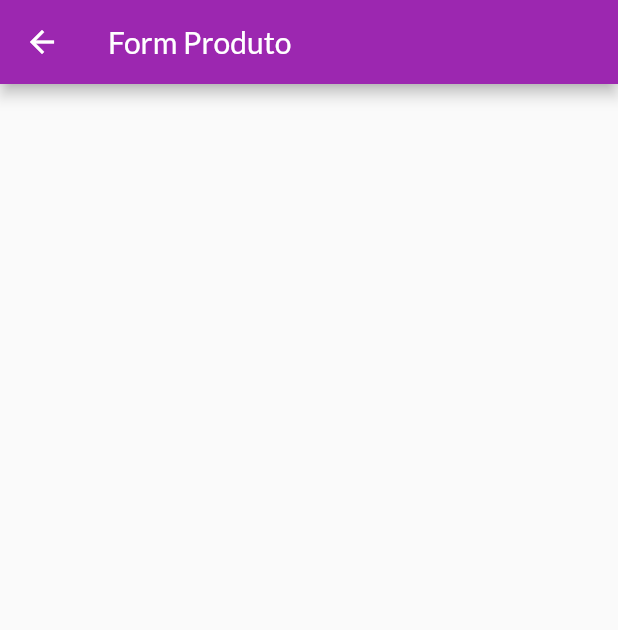
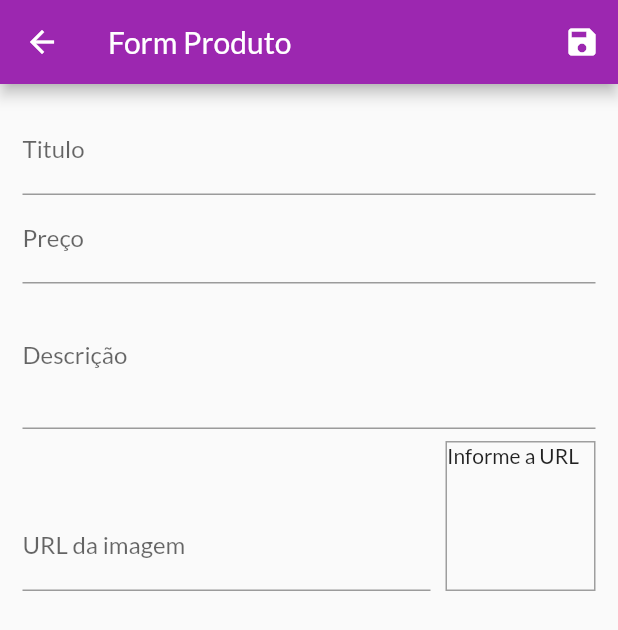
Before and after one commit to tiagoeborsanyi/shop, a Flutter app: the ProductFormScreen screen opened by its route, on a phone screen of 412 x 824 dp. Shown: the top 630 px of the screen. Run offline on Flutter 3.47's test engine with Material 2 defaults, Android fonts, the phone set to English and light mode, and no system bars; network calls fail.

Commit message:
work on save form new product

```diff
--- a/lib/views/product_form_screen.dart
+++ b/lib/views/product_form_screen.dart
@@ -8,11 +8,118 @@ class ProductFormScreen extends StatefulWidget {
 }
 
 class _ProductFormScreenState extends State<ProductFormScreen> {
+  final _priceFocusNode = FocusNode();
+  final _descriptionFocusNode = FocusNode();
+  final _imageUrlFocusNode = FocusNode();
+  final _imageUrlController = TextEditingController();
+
+  @override
+  void initState() {
+    super.initState();
+    _imageUrlFocusNode.addListener(_updateImageUrl);
+  }
+
+  void _updateImageUrl() {
+    setState(() {});
+  }
+
+  @override
+  void dispose() {
+    super.dispose();
+    _priceFocusNode.dispose();
+    _descriptionFocusNode.dispose();
+    _imageUrlFocusNode.removeListener(_updateImageUrl);
+    _imageUrlFocusNode.dispose();
+  }
+
+  void _saveForm() {
+    print('save');
+  }
+
   @override
   Widget build(BuildContext context) {
     return Scaffold(
       appBar: AppBar(
         title: Text('Form Produto'),
+        actions: [
+          IconButton(
+            icon: Icon(Icons.save),
+            onPressed: () {
+              _saveForm();
+            },
+          ),
+        ],
+      ),
+      body: Padding(
+        padding: const EdgeInsets.all(15.0),
+        child: Form(
+          child: ListView(
+            children: [
+              TextFormField(
+                decoration: InputDecoration(labelText: 'Titulo'),
+                textInputAction: TextInputAction.next,
+                onFieldSubmitted: (_) {
+                  FocusScope.of(context).requestFocus(_priceFocusNode);
+                },
+              ),
+              TextFormField(
+                decoration: InputDecoration(labelText: 'Preço'),
+                textInputAction: TextInputAction.next,
+                focusNode: _priceFocusNode,
+                keyboardType: TextInputType.number,
+                onFieldSubmitted: (_) {
+                  FocusScope.of(context).requestFocus(_descriptionFocusNode);
+                },
+              ),
+              TextFormField(
+                decoration: InputDecoration(labelText: 'Descrição'),
+                maxLines: 3,
+                keyboardType: TextInputType.multiline,
+                focusNode: _descriptionFocusNode,
+              ),
+              Row(
+                crossAxisAlignment: CrossAxisAlignment.end,
+                children: [
+                  Expanded(
+                    child: TextFormField(
+                      decoration: InputDecoration(labelText: 'URL da imagem'),
+                      keyboardType: TextInputType.url,
+                      textInputAction: TextInputAction.done,
+                      focusNode: _imageUrlFocusNode,
+                      controller: _imageUrlController,
+                      onFieldSubmitted: (_) {
+                        _saveForm();
+                      },
+                    ),
+                  ),
+                  Container(
+                    height: 100,
+                    width: 100,
+                    margin: EdgeInsets.only(
+                      top: 8,
+                      left: 10,
+                    ),
+                    decoration: BoxDecoration(
+                      border: Border.all(
+                        color: Colors.grey,
+                        width: 1,
+                      ),
+                    ),
+                    // alignment: Alignment.center,
+                    child: _imageUrlController.text.isEmpty
+                        ? Text('Informe a URL')
+                        : FittedBox(
+                            child: Image.network(
+                              _imageUrlController.text,
+                              fit: BoxFit.contain,
+                            ),
+                          ),
+                  ),
+                ],
+              ),
+            ],
+          ),
+        ),
       ),
     );
   }
```
